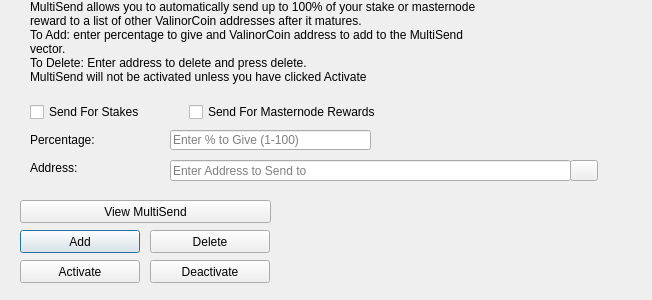
Old version of the form src/qt/forms/multisenddialog.ui in the repository worldmint/valgard.
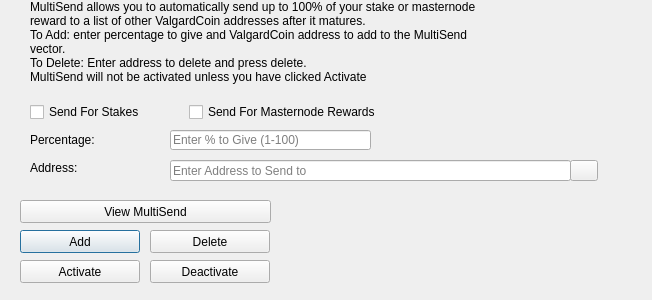
New version of the form. Icons and pictures are not drawn.

Patch:
```diff
--- a/src/qt/forms/multisenddialog.ui
+++ b/src/qt/forms/multisenddialog.ui
@@ -61,8 +61,8 @@
     <number>1</number>
    </property>
    <property name="text">
-    <string>MultiSend allows you to automatically send up to 100% of your stake or masternode reward to a list of other ValinorCoin addresses after it matures.
-To Add: enter percentage to give and ValinorCoin address to add to the MultiSend vector.
+    <string>MultiSend allows you to automatically send up to 100% of your stake or masternode reward to a list of other ValgardCoin addresses after it matures.
+To Add: enter percentage to give and ValgardCoin address to add to the MultiSend vector.
 To Delete: Enter address to delete and press delete.
 MultiSend will not be activated unless you have clicked Activate</string>
    </property>
```
Left out of the diff: 4 changed lines with no effect on the pictures.
